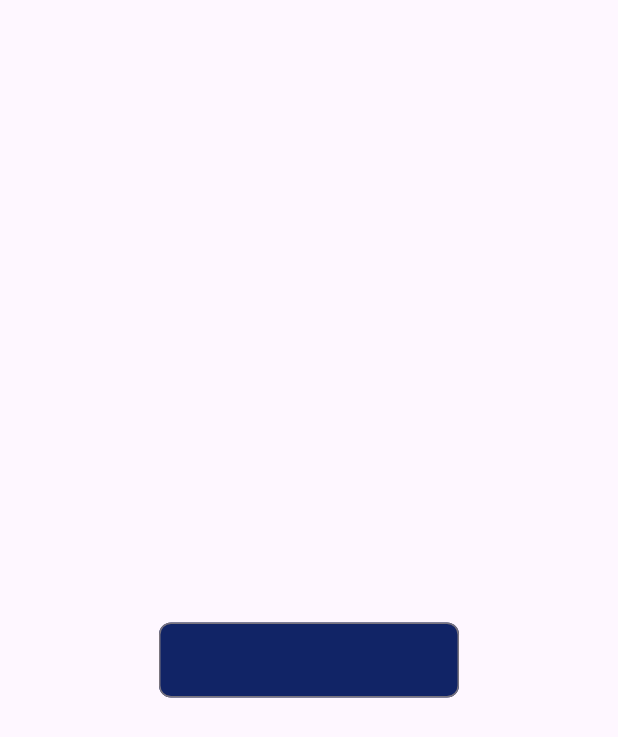
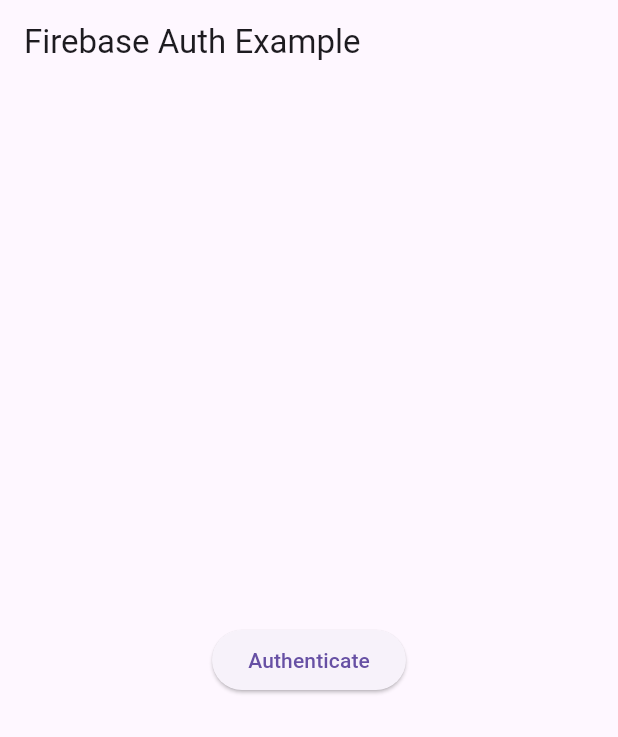
Before and after one commit to AlSindebad/Al_Sindebad, a Flutter app: the screen it shows after launch, on a phone screen of 412 x 824 dp. Shown: the top 737 px of the screen. Run offline on Flutter 3.47's test engine with Material 3 defaults, Android fonts, the phone set to English and light mode, and no system bars; our stand-ins replace email_validator, firebase_auth, firebase_core; accounts and stored records are empty.

Commit message:
test firebase with enable multidex

```diff
--- a/alsindebad/lib/main.dart
+++ b/alsindebad/lib/main.dart
@@ -12,47 +12,70 @@
 import 'views/widgets/largButton.dart';
 import 'views/widgets/smallButton.dart';
 import 'views/widgets/mediumButton.dart';
+import 'package:firebase_core/firebase_core.dart';
+import 'package:firebase_auth/firebase_auth.dart';
 
-void main() {
+void main() async {
+  WidgetsFlutterBinding.ensureInitialized();
+  try {
+    await Firebase.initializeApp(
+      options: FirebaseOptions(
+        apiKey: "AIzaSyDzWwJcxToQqCQJHwWQTUt9oOz63VltWgA",
+        databaseURL: "https://console.firebase.google.com/project/sindebad-5d3de/firestore/databases/-default-/data/~2F",
+        projectId: "sindebad-5d3de",
+        messagingSenderId: "987560365634",
+        appId: "sindebad-5d3de",
+      ),
+    );
+    print("Firebase initialized successfully");
+  } catch (e) {
+    print("Error initializing Firebase: $e");
+  }
   runApp(MyApp());
 }
 
 class MyApp extends StatelessWidget {
-  const MyApp({super.key});
-
   @override
   Widget build(BuildContext context) {
-
     return MaterialApp(
-      debugShowCheckedModeBanner: false,
-      //home:CategoriesComponent(),
-      //home:SignUpForm(),
-      // home:SignInForm(),
-      //home:ForgetPasswordForm(),
-      //home:NewPasswordForm(),
-      //home:VerificationForm(),
-
-      //home: AppBarApp(),
-     //  home: CardExample(),
-      // home: LButton(),
-      home:MButton(),
-    //  home: NavigationExample(),
-     // home:SButton(),
-
-      //home:EventCard(eventName: 'Example Event'),
-
-     // home: AppBarApp(),
-     // home: CardExample(),
-     // home: LButton(),
-     // home:OutlinedButtonExampleApp(),
-      //home: NavigationExample(),
-     // home:SButton(),
-     //   home: Scaffold(
-     //      body: Center(
-     //        child: EventCard(eventName: 'Event name' , imageUrl:''),
-     //    ),
-     //  ),
-
+      title: 'Firebase Auth Example',
+      home: MyHomePage(),
     );
   }
 }
+
+class MyHomePage extends StatelessWidget {
+  @override
+  Widget build(BuildContext context) {
+    return Scaffold(
+      appBar: AppBar(
+        title: Text('Firebase Auth Example'),
+      ),
+      body: Center(
+        child: ElevatedButton(
+          onPressed: () {
+            Navigator.push(
+              context,
+              MaterialPageRoute(builder: (context) => AuthenticationScreen()),
+            );
+          },
+          child: Text('Authenticate'),
+        ),
+      ),
+    );
+  }
+}
+
+class AuthenticationScreen extends StatelessWidget {
+  @override
+  Widget build(BuildContext context) {
+    return Scaffold(
+      appBar: AppBar(
+        title: Text('Authentication Screen'),
+      ),
+      body: Center(
+        child: Text('Authentication Screen'),
+      ),
+    );
+  }
+}
```
Also changed, not shown: alsindebad/pubspec.yaml (+7 -2 lines), alsindebad/pubspec.lock, 6 other files.
